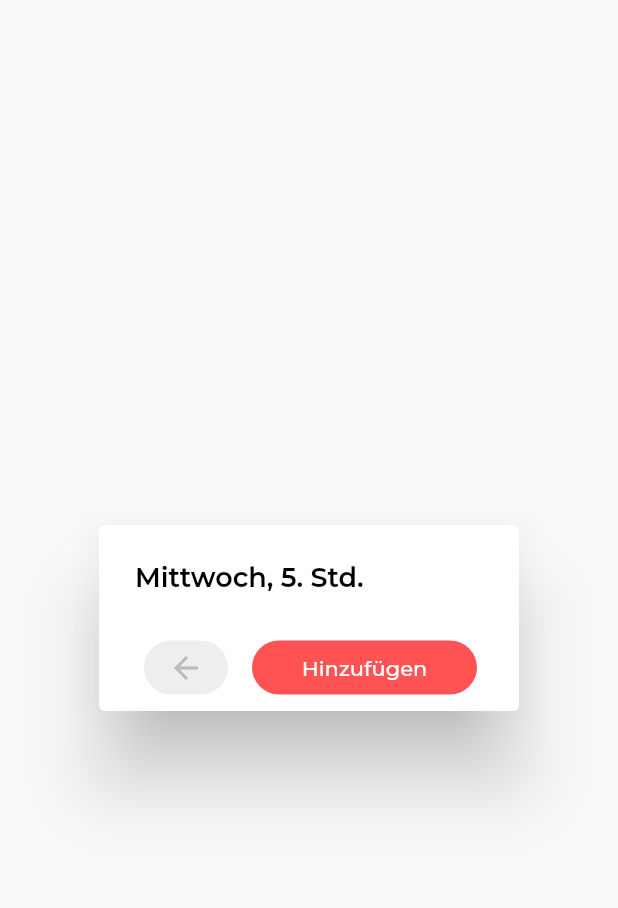
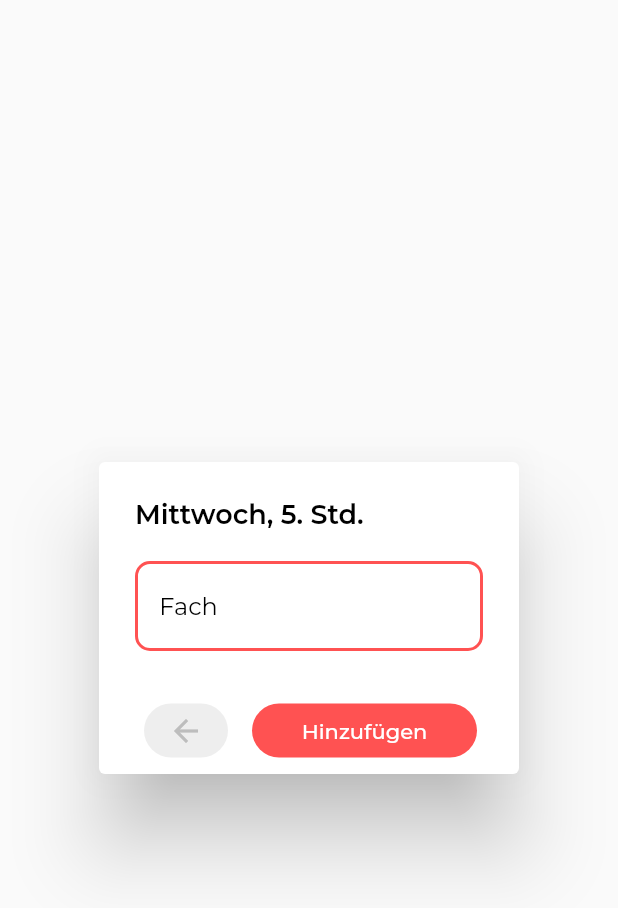
Before and after one commit to timdavidfriedrich/stundenplaner, a Flutter app: the StundenplanEditAlert widget shown alone on an empty page, opened directly, on a phone screen of 412 x 824 dp. Shown: the top 908 px of the screen. Run offline on Flutter 3.47's test engine with Material 2 defaults, Android fonts, the phone set to English and light mode, and no system bars; our stand-ins replace bottom_navy_bar, data_connection_checker, google_fonts; missing offline and left inert: animate_icons, web_scraper; project files that could hold a hidden picture were left out.

Commit message:
Stundenplan Alert (Design + erstes Element)

```diff
--- a/lib/.nicerStyle.dart
+++ b/lib/.nicerStyle.dart
@@ -17,6 +17,7 @@ Map theme = {
   "niceAppBarTitle": [Colors.black, Colors.white],
   "niceBigTitle": [Colors.black, Colors.white],
   "niceSubtitle": [Colors.black, Colors.white],
+  "niceHint": [Colors.grey, Colors.grey],
 
   "eintragHighlight": [Colors.greenAccent[700], Colors.greenAccent[700]],
   "eintragBackground": [Colors.black, Colors.grey[850]],
@@ -49,6 +50,10 @@ nice() {
 
 niceError() {
   return GoogleFonts.montserrat(color: t("niceError"));
+}
+
+niceHint() {
+  return GoogleFonts.montserrat(color: t("niceHint"));
 }
 
 wNice() {
--- a/lib/.settings.dart
+++ b/lib/.settings.dart
@@ -29,7 +29,7 @@ bool abWoche = false;
 var platzhalter = "lol";
 
 /// VERTRETUNGSPLAN
-var meineKlasse = "12";
+var meineKlasse = "8d";
 var meinName = "Frau Strohschein";
 bool vertretungHighlight = true;
 
--- a/lib/pageReport.dart
+++ b/lib/pageReport.dart
@@ -165,7 +165,7 @@ class _ReportState extends State<Report> {
                 labelText: ' Nachricht',
                 labelStyle: nice(),
                 hintText: 'Lob, Kritik, Fehler gefunden, ...',
-                hintStyle: nice(),
+                hintStyle: niceHint(),
                 prefixText: '  ',
                 suffixText: '  ',
               ),
--- a/lib/tabStundenplan_edit_alert.dart
+++ b/lib/tabStundenplan_edit_alert.dart
@@ -18,8 +18,38 @@ class _StundenplanEditAlertState extends State<StundenplanEditAlert> {
   @override
   Widget build(BuildContext context) {
     return AlertDialog(
+      // Title
       titleTextStyle: niceAppBarTitle(),
       title: Text('Mittwoch, 5. Std.', style: TextStyle(fontSize: 18)),
+
+      /// Content
+      content: Container(
+        child: TextField(
+          style: nice(),
+          minLines: 1,
+          maxLines: 1,
+          //onChanged: (){},
+          decoration: InputDecoration(
+            enabledBorder: OutlineInputBorder(
+              borderRadius: BorderRadius.circular(10),
+              borderSide: BorderSide(color: Colors.redAccent, width: 2),
+            ),
+            focusedBorder: OutlineInputBorder(
+              borderRadius: BorderRadius.circular(10),
+              borderSide: BorderSide(color: Colors.redAccent, width: 2),
+            ),
+            alignLabelWithHint: true,
+            labelText: ' Fach',
+            labelStyle: nice(),
+            hintText: 'z.B. Mathe',
+            hintStyle: niceHint(),
+            prefixText: '  ',
+            suffixText: '  ',
+          ),
+        ),
+      ),
+
+      /// Buttons
       actionsPadding: EdgeInsets.fromLTRB(20, 5, 20, 5),
       actions: [
         Spacer(flex: 3),
```
